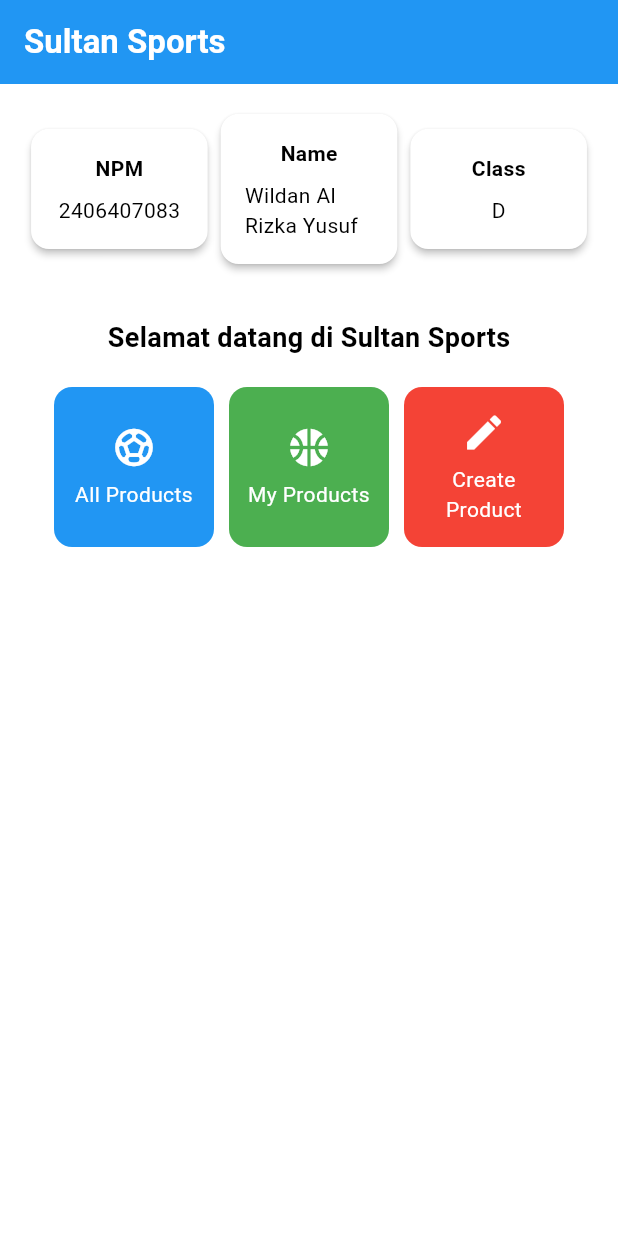
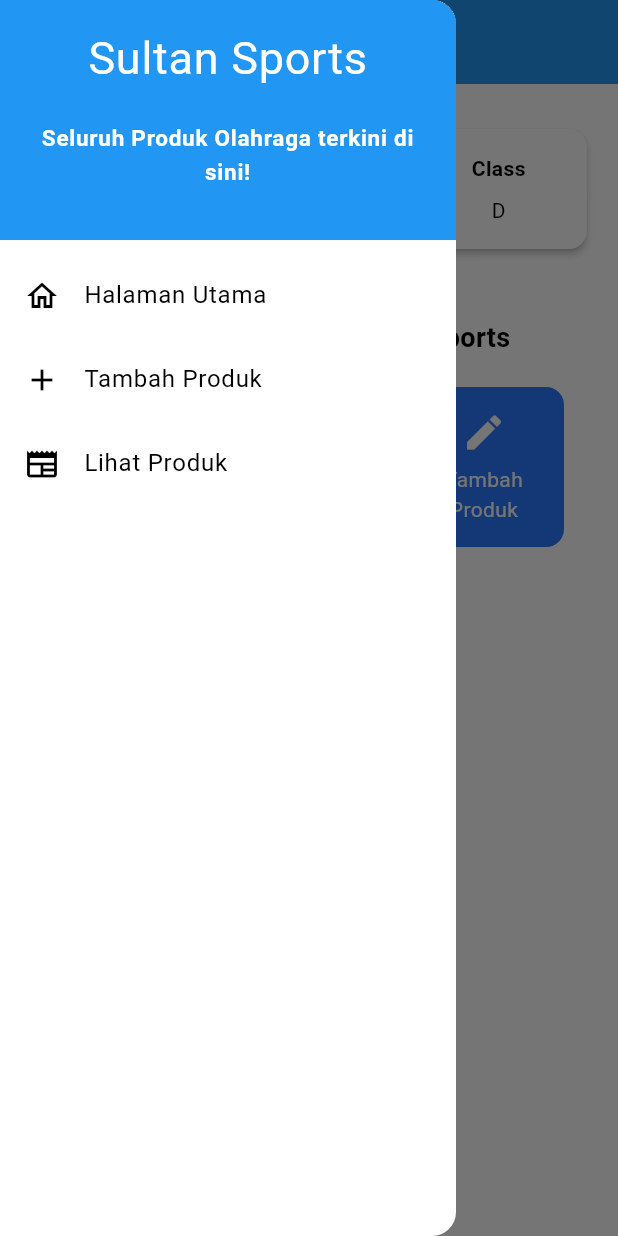
Before and after one commit to AvilioWatson/sultan-sports-mobile, a Flutter app: the screen it shows after launch, with the side drawer open (before the commit the screen has no drawer), on a phone screen of 412 x 824 dp. Run offline on Flutter 3.47's test engine with Material 3 defaults, Android fonts, the light colour scheme and no system bars.

Commit message:
Final Tugas 8

```diff
--- a/lib/main.dart
+++ b/lib/main.dart
@@ -1,5 +1,5 @@
 import 'package:flutter/material.dart';
-import 'package:sultan_sports/menu.dart';
+import 'package:sultan_sports/screens/menu.dart';
 
 void main() {
   runApp(const MyApp());
--- a/lib/menu.dart
+++ b/lib/screens/menu.dart
@@ -1,4 +1,6 @@
 import 'package:flutter/material.dart';
+import 'package:sultan_sports/widgets/left_drawer.dart';
+import 'package:sultan_sports/widgets/product_card.dart';
 
 class MyHomePage extends StatelessWidget {
   MyHomePage({super.key});
@@ -8,9 +10,9 @@ class MyHomePage extends StatelessWidget {
   final String kelas = "D"; //kelas
 
   final List<ItemHomepage> items = [
-    ItemHomepage("All Products", Icons.sports_soccer, Colors.blue),
-    ItemHomepage("My Products", Icons.sports_basketball, Colors.green),
-    ItemHomepage("Create Product", Icons.create, Colors.red),
+    ItemHomepage("Semua Produk", Icons.sports_soccer, Colors.blue),
+    ItemHomepage("Produk Saya", Icons.sports_basketball, Colors.green),
+    ItemHomepage("Tambah Produk", Icons.create, Colors.red),
   ];
 
   @override
@@ -19,7 +21,7 @@ class MyHomePage extends StatelessWidget {
     return Scaffold(
       // AppBar adalah bagian atas halaman yang menampilkan judul.
       appBar: AppBar(
-        // Judul aplikasi "Football News" dengan teks putih dan tebal.
+        // Judul aplikasi "Sultan Sports" dengan teks putih dan tebal.
         title: const Text(
           'Sultan Sports',
           style: TextStyle(color: Colors.white, fontWeight: FontWeight.bold),
@@ -27,6 +29,7 @@ class MyHomePage extends StatelessWidget {
         // Warna latar belakang AppBar diambil dari skema warna tema aplikasi.
         backgroundColor: Theme.of(context).colorScheme.primary,
       ),
+      drawer: LeftDrawer(),
       // Body halaman dengan padding di sekelilingnya.
       body: Padding(
         padding: const EdgeInsets.all(16.0),
@@ -128,54 +131,3 @@ class ItemHomepage {
 
   ItemHomepage(this.name, this.icon, this.color);
 }
-
-class ItemCard extends StatelessWidget {
-  // Menampilkan kartu dengan ikon dan nama.
-
-  final ItemHomepage item;
-
-  const ItemCard(this.item, {super.key});
-
-  @override
-  Widget build(BuildContext context) {
-    return Material(
-      // Menentukan warna latar belakang dari tema aplikasi.
-      color: item.color,
-      // Membuat sudut kartu melengkung.
-      borderRadius: BorderRadius.circular(12),
-
-      child: InkWell(
-        // Aksi ketika kartu ditekan.
-        onTap: () {
-          // Menampilkan pesan SnackBar saat kartu ditekan.
-          ScaffoldMessenger.of(context)
-            ..hideCurrentSnackBar()
-            ..showSnackBar(
-              SnackBar(
-                content: Text("Kamu telah menekan tombol ${item.name}!"),
-              ),
-            );
-        },
-        // Container untuk menyimpan Icon dan Text
-        child: Container(
-          padding: const EdgeInsets.all(8),
-          child: Center(
-            child: Column(
-              // Menyusun ikon dan teks di tengah kartu.
-              mainAxisAlignment: MainAxisAlignment.center,
-              children: [
-                Icon(item.icon, color: Colors.white, size: 30.0),
-                const Padding(padding: EdgeInsets.all(3)),
-                Text(
-                  item.name,
-                  textAlign: TextAlign.center,
-                  style: const TextStyle(color: Colors.white),
-                ),
-              ],
-            ),
-          ),
-        ),
-      ),
-    );
-  }
-}
--- /dev/null
+++ b/lib/widgets/left_drawer.dart
@@ -0,0 +1,79 @@
+import 'package:flutter/material.dart';
+import 'package:sultan_sports/screens/menu.dart';
+
+import 'package:sultan_sports/screens/productlist_form.dart';
+
+class LeftDrawer extends StatelessWidget {
+  const LeftDrawer({super.key});
+
+  @override
+  Widget build(BuildContext context) {
+    return Drawer(
+      child: ListView(
+        children: [
+          const DrawerHeader(
+            decoration: BoxDecoration(color: Colors.blue),
+            child: Column(
+              children: [
+                Text(
+                  'Sultan Sports',
+                  textAlign: TextAlign.center,
+                  style: TextStyle(
+                    fontSize: 30,
+                    fontWeight: FontWeight.normal,
+                    color: Colors.white,
+                  ),
+                ),
+                Padding(padding: EdgeInsets.all(10)),
+                Text(
+                  "Seluruh Produk Olahraga terkini di sini!",
+                  textAlign: TextAlign.center,
+                  style: TextStyle(
+                    fontSize: 15,
+                    fontWeight: FontWeight.bold,
+                    color: Colors.white,
+                  ),
+                ),
+              ],
+            ),
+          ),
+
+          ListTile(
+            leading: const Icon(Icons.home_outlined),
+            title: const Text('Halaman Utama'),
+            // Bagian redirection ke MyHomePage
+            onTap: () {
+              Navigator.pushReplacement(
+                context,
+                MaterialPageRoute(builder: (context) => MyHomePage()),
+              );
+            },
+          ),
+          ListTile(
+            leading: const Icon(Icons.add),
+            title: const Text('Tambah Produk'),
+            // Bagian redirection ke NewsFormPage
+            onTap: () {
+              Navigator.pushReplacement(
+                context,
+                MaterialPageRoute(builder: (context) => ProductFormPage()),
+              );
+            },
+          ),
+
+          ListTile(
+            leading: const Icon(Icons.newspaper),
+            title: const Text('Lihat Produk'),
+            // Bagian redirection ke ProductFormPage
+            onTap: () {
+              Navigator.pushReplacement(
+                context,
+                MaterialPageRoute(builder: (context) => ProductFormPage()),
+              );
+            },
+          ),
+        ],
+      ),
+    );
+  }
+}
--- /dev/null
+++ b/lib/widgets/product_card.dart
@@ -0,0 +1,60 @@
+import 'package:sultan_sports/screens/menu.dart';
+import 'package:flutter/material.dart';
+import 'package:sultan_sports/screens/productlist_form.dart';
+
+class ItemCard extends StatelessWidget {
+  // Menampilkan kartu dengan ikon dan nama.
+
+  final ItemHomepage item;
+
+  const ItemCard(this.item, {super.key});
+
+  @override
+  Widget build(BuildContext context) {
+    return Material(
+      // Menentukan warna latar belakang dari tema aplikasi.
+      color: Theme.of(context).colorScheme.secondary,
+      // Membuat sudut kartu melengkung.
+      borderRadius: BorderRadius.circular(12),
+
+      child: InkWell(
+        // Aksi ketika kartu ditekan.
+        onTap: () {
+          // Menampilkan pesan SnackBar saat kartu ditekan.
+          ScaffoldMessenger.of(context)
+            ..hideCurrentSnackBar()
+            ..showSnackBar(
+              SnackBar(
+                content: Text("Kamu telah menekan tombol ${item.name}!"),
+              ),
+            );
+          if (item.name == "Tambah Produk") {
+            Navigator.push(
+              context,
+              MaterialPageRoute(builder: (context) => const ProductFormPage()),
+            );
+          }
+        },
+        // Container untuk menyimpan Icon dan Text
+        child: Container(
+          padding: const EdgeInsets.all(8),
+          child: Center(
+            child: Column(
+              // Menyusun ikon dan teks di tengah kartu.
+              mainAxisAlignment: MainAxisAlignment.center,
+              children: [
+                Icon(item.icon, color: Colors.white, size: 30.0),
+                const Padding(padding: EdgeInsets.all(3)),
+                Text(
+                  item.name,
+                  textAlign: TextAlign.center,
+                  style: const TextStyle(color: Colors.white),
+                ),
+              ],
+            ),
+          ),
+        ),
+      ),
+    );
+  }
+}
```
Also changed, not shown: lib/screens/productlist_form.dart (added, +226 -0 lines), 1 other file.
